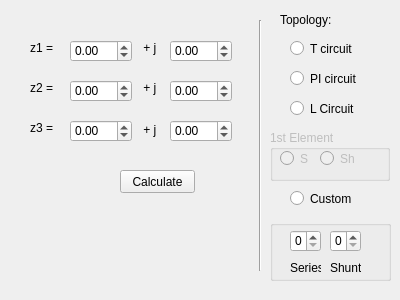
First picture: the form in dialogmat.ui, repository Robo-Sapien/Software-Development-for-I-O-circuit-analysis-for-MMIC-and-power-amplfiers-using-Smith-Chart, before the edit.
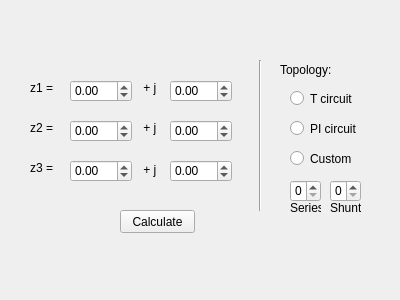
Second picture: the form after the edit.

What changed in the file:
```diff
--- a/dialogmat.ui
+++ b/dialogmat.ui
@@ -16,8 +16,8 @@
   <widget class="QLabel" name="B">
    <property name="geometry">
     <rect>
-     <x>160</x>
-     <y>210</y>
+     <x>184</x>
+     <y>250</y>
      <width>61</width>
      <height>16</height>
     </rect>
@@ -30,7 +30,7 @@
    <property name="geometry">
     <rect>
      <x>290</x>
-     <y>190</y>
+     <y>150</y>
      <width>81</width>
      <height>17</height>
     </rect>
@@ -43,7 +43,7 @@
    <property name="geometry">
     <rect>
      <x>70</x>
-     <y>80</y>
+     <y>120</y>
      <width>62</width>
      <height>22</height>
     </rect>
@@ -58,11 +58,37 @@
     <double>0.010000000000000</double>
    </property>
   </widget>
+  <widget class="QLabel" name="label_9">
+   <property name="geometry">
+    <rect>
+     <x>330</x>
+     <y>200</y>
+     <width>31</width>
+     <height>16</height>
+    </rect>
+   </property>
+   <property name="text">
+    <string>Shunt</string>
+   </property>
+  </widget>
+  <widget class="QLabel" name="label_8">
+   <property name="geometry">
+    <rect>
+     <x>290</x>
+     <y>200</y>
+     <width>31</width>
+     <height>16</height>
+    </rect>
+   </property>
+   <property name="text">
+    <string>Series</string>
+   </property>
+  </widget>
   <widget class="QDoubleSpinBox" name="z3real">
    <property name="geometry">
     <rect>
      <x>70</x>
-     <y>120</y>
+     <y>160</y>
      <width>62</width>
      <height>22</height>
     </rect>
@@ -81,7 +107,7 @@
    <property name="geometry">
     <rect>
      <x>140</x>
-     <y>120</y>
+     <y>160</y>
      <width>31</width>
      <height>20</height>
     </rect>
@@ -93,8 +119,8 @@
   <widget class="QLabel" name="C">
    <property name="geometry">
     <rect>
-     <x>66</x>
-     <y>240</y>
+     <x>90</x>
+     <y>280</y>
      <width>61</width>
      <height>20</height>
     </rect>
@@ -103,11 +129,24 @@
     <string/>
    </property>
   </widget>
+  <widget class="QSpinBox" name="spinBox_2">
+   <property name="enabled">
+    <bool>true</bool>
+   </property>
+   <property name="geometry">
+    <rect>
+     <x>330</x>
+     <y>180</y>
+     <width>31</width>
+     <height>22</height>
+    </rect>
+   </property>
+  </widget>
   <widget class="QDoubleSpinBox" name="z3img">
    <property name="geometry">
     <rect>
      <x>170</x>
-     <y>120</y>
+     <y>160</y>
      <width>62</width>
      <height>22</height>
     </rect>
@@ -126,7 +165,7 @@
    <property name="geometry">
     <rect>
      <x>70</x>
-     <y>40</y>
+     <y>80</y>
      <width>62</width>
      <height>22</height>
     </rect>
@@ -145,7 +184,7 @@
    <property name="geometry">
     <rect>
      <x>170</x>
-     <y>40</y>
+     <y>80</y>
      <width>62</width>
      <height>22</height>
     </rect>
@@ -164,7 +203,7 @@
    <property name="geometry">
     <rect>
      <x>30</x>
-     <y>80</y>
+     <y>120</y>
      <width>31</width>
      <height>16</height>
     </rect>
@@ -177,7 +216,7 @@
    <property name="geometry">
     <rect>
      <x>140</x>
-     <y>40</y>
+     <y>80</y>
      <width>31</width>
      <height>16</height>
     </rect>
@@ -190,7 +229,7 @@
    <property name="geometry">
     <rect>
      <x>290</x>
-     <y>70</y>
+     <y>120</y>
      <width>82</width>
      <height>17</height>
     </rect>
@@ -203,7 +242,7 @@
    <property name="geometry">
     <rect>
      <x>280</x>
-     <y>10</y>
+     <y>60</y>
      <width>91</width>
      <height>20</height>
     </rect>
@@ -216,7 +255,7 @@
    <property name="geometry">
     <rect>
      <x>170</x>
-     <y>80</y>
+     <y>120</y>
      <width>62</width>
      <height>22</height>
     </rect>
@@ -235,9 +274,9 @@
    <property name="geometry">
     <rect>
      <x>250</x>
-     <y>20</y>
+     <y>60</y>
      <width>20</width>
-     <height>251</height>
+     <height>151</height>
     </rect>
    </property>
    <property name="orientation">
@@ -248,7 +287,7 @@
    <property name="geometry">
     <rect>
      <x>120</x>
-     <y>170</y>
+     <y>210</y>
      <width>75</width>
      <height>23</height>
     </rect>
@@ -257,11 +296,24 @@
     <string>Calculate</string>
    </property>
   </widget>
+  <widget class="QSpinBox" name="spinBox_3">
+   <property name="enabled">
+    <bool>true</bool>
+   </property>
+   <property name="geometry">
+    <rect>
+     <x>290</x>
+     <y>180</y>
+     <width>31</width>
+     <height>22</height>
+    </rect>
+   </property>
+  </widget>
   <widget class="QLabel" name="D">
    <property name="geometry">
     <rect>
-     <x>160</x>
-     <y>240</y>
+     <x>184</x>
+     <y>280</y>
      <width>61</width>
      <height>16</height>
     </rect>
@@ -273,8 +325,8 @@
   <widget class="QLabel" name="A">
    <property name="geometry">
     <rect>
-     <x>66</x>
-     <y>210</y>
+     <x>90</x>
+     <y>250</y>
      <width>61</width>
      <height>20</height>
     </rect>
@@ -287,7 +339,7 @@
    <property name="geometry">
     <rect>
      <x>140</x>
-     <y>80</y>
+     <y>120</y>
      <width>31</width>
      <height>16</height>
     </rect>
@@ -300,7 +352,7 @@
    <property name="geometry">
     <rect>
      <x>30</x>
-     <y>40</y>
+     <y>80</y>
      <width>31</width>
      <height>16</height>
     </rect>
@@ -313,7 +365,7 @@
    <property name="geometry">
     <rect>
      <x>30</x>
-     <y>120</y>
+     <y>160</y>
      <width>31</width>
      <height>16</height>
     </rect>
@@ -326,7 +378,7 @@
    <property name="geometry">
     <rect>
      <x>290</x>
-     <y>40</y>
+     <y>90</y>
      <width>82</width>
      <height>17</height>
     </rect>
@@ -335,129 +387,6 @@
     <string>T circuit</string>
    </property>
   </widget>
-  <widget class="QRadioButton" name="radioButton">
-   <property name="geometry">
-    <rect>
-     <x>290</x>
-     <y>100</y>
-     <width>82</width>
-     <height>17</height>
-    </rect>
-   </property>
-   <property name="text">
-    <string>L Circuit</string>
-   </property>
-  </widget>
-  <widget class="QGroupBox" name="groupBox">
-   <property name="enabled">
-    <bool>false</bool>
-   </property>
-   <property name="geometry">
-    <rect>
-     <x>270</x>
-     <y>130</y>
-     <width>120</width>
-     <height>51</height>
-    </rect>
-   </property>
-   <property name="title">
-    <string>1st Element</string>
-   </property>
-   <widget class="QRadioButton" name="radioButton_2">
-    <property name="geometry">
-     <rect>
-      <x>10</x>
-      <y>20</y>
-      <width>82</width>
-      <height>17</height>
-     </rect>
-    </property>
-    <property name="text">
-     <string>S</string>
-    </property>
-   </widget>
-   <widget class="QRadioButton" name="radioButton_3">
-    <property name="geometry">
-     <rect>
-      <x>50</x>
-      <y>20</y>
-      <width>82</width>
-      <height>17</height>
-     </rect>
-    </property>
-    <property name="text">
-     <string>Sh</string>
-    </property>
-   </widget>
-  </widget>
-  <widget class="QGroupBox" name="groupBox_2">
-   <property name="enabled">
-    <bool>true</bool>
-   </property>
-   <property name="geometry">
-    <rect>
-     <x>270</x>
-     <y>220</y>
-     <width>121</width>
-     <height>61</height>
-    </rect>
-   </property>
-   <property name="title">
-    <string/>
-   </property>
-   <widget class="QSpinBox" name="spinBox_3">
-    <property name="enabled">
-     <bool>true</bool>
-    </property>
-    <property name="geometry">
-     <rect>
-      <x>20</x>
-      <y>10</y>
-      <width>31</width>
-      <height>22</height>
-     </rect>
-    </property>
-   </widget>
-   <widget class="QSpinBox" name="spinBox_2">
-    <property name="enabled">
-     <bool>true</bool>
-    </property>
-    <property name="geometry">
-     <rect>
-      <x>60</x>
-      <y>10</y>
-      <width>31</width>
-      <height>22</height>
-     </rect>
-    </property>
-   </widget>
-   <widget class="QLabel" name="label_8">
-    <property name="geometry">
-     <rect>
-      <x>20</x>
-      <y>40</y>
-      <width>31</width>
-      <height>16</height>
-     </rect>
-    </property>
-    <property name="text">
-     <string>Series</string>
-    </property>
-   </widget>
-   <widget class="QLabel" name="label_9">
-    <property name="geometry">
-     <rect>
-      <x>60</x>
-      <y>40</y>
-      <width>31</width>
-      <height>16</height>
-     </rect>
-    </property>
-    <property name="text">
-     <string>Shunt</string>
-    </property>
-   </widget>
-  </widget>
  </widget>
  <resources/>
  <connections/>
```
